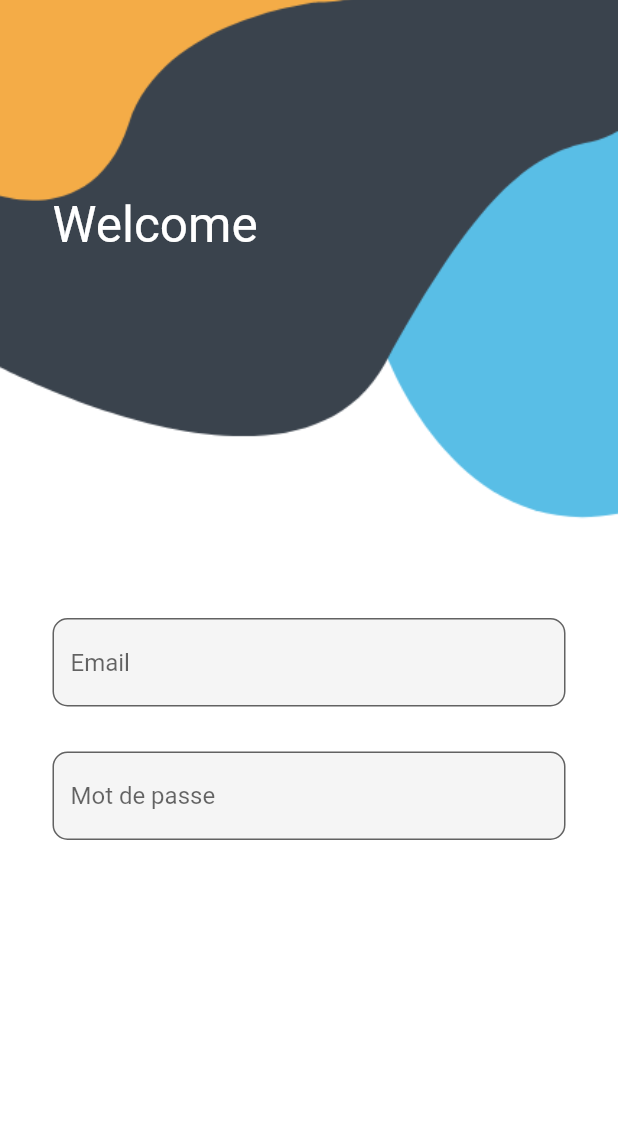
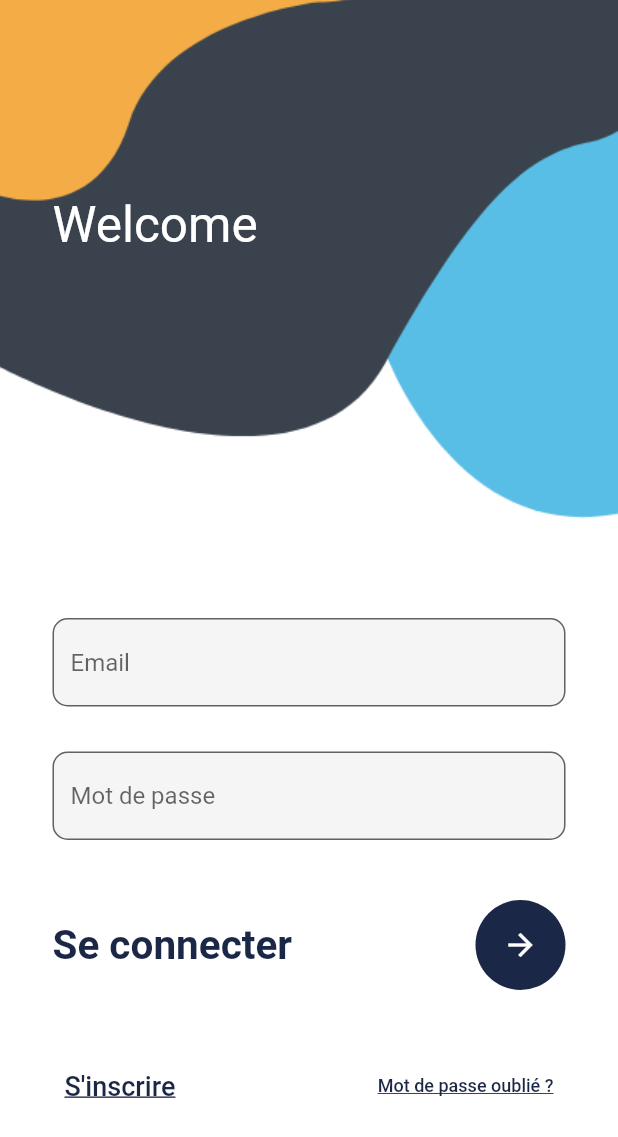
Before and after one commit to Sylvat160/flutter-login-app, a Flutter app: the screen it shows after launch, on a phone screen of 412 x 824 dp. Shown: the top 1137 px of the screen. Run offline on Flutter 3.47's test engine with Material 2 defaults, Android fonts, the phone set to English and light mode, and no system bars.

Commit message:
Login page end

```diff
--- a/lib/login.dart
+++ b/lib/login.dart
@@ -31,7 +31,8 @@ class _LoginFormState extends State<LoginForm> {
                 ),
               ),
             ),
-            Container(
+            SingleChildScrollView(
+              child: Container(
                 padding:  EdgeInsets.only(top:MediaQuery.of(context).size.height*0.5, right: 35, left: 35),
                 child: Column(
                   children: [
@@ -57,7 +58,65 @@ class _LoginFormState extends State<LoginForm> {
                         )
                       )
                     ),
+                    const SizedBox(
+                      height: 40,
+                    ),
+                    Row(
+                      mainAxisAlignment: MainAxisAlignment.spaceBetween,
+                      children:  [
+                        const Text(
+                          'Se connecter',
+                          style: TextStyle(
+                            color: Color.fromARGB(255, 27, 39, 70),
+                            fontSize: 27,
+                            fontWeight: FontWeight.w700,
+                          ),
+                        ),
+                        CircleAvatar(
+                          radius: 30,
+                          backgroundColor: Color.fromARGB(255, 27, 39, 70),
+                          child: IconButton(
+                            color: Colors.white,
+                            onPressed: () {},
+                            icon: Icon(
+                              Icons.arrow_forward,
+                            )
+                          ),
+                        ),
                       ],
+                    ),
+                    SizedBox(
+                      height: 40,
+                    ),
+                    Row(
+                      mainAxisAlignment:  MainAxisAlignment.spaceBetween,
+                      children: [
+                        TextButton(
+                          onPressed: () {},
+                          child: const Text(
+                            'S\'inscrire',
+                            style: TextStyle(
+                              decoration: TextDecoration.underline,
+                              fontSize: 18,
+                              color: Color.fromARGB(255, 27, 39, 70),
+                            ),
+                            ),
+                        ),
+                        TextButton(
+                          onPressed: () {},
+                          child: const Text(
+                            'Mot de passe oublié ?',
+                            style: TextStyle(
+                              decoration: TextDecoration.underline,
+                              fontSize: 12,
+                              color: Color.fromARGB(255, 27, 39, 70),
+                            ),
+                            ),
+                        ),
+                      ],
+                    )
+                  ],
+                ),
               ),
             )
           ],
```
Also changed, not shown: lib/register.dart (added). Lines whose indentation alone changed are shown as unchanged.
